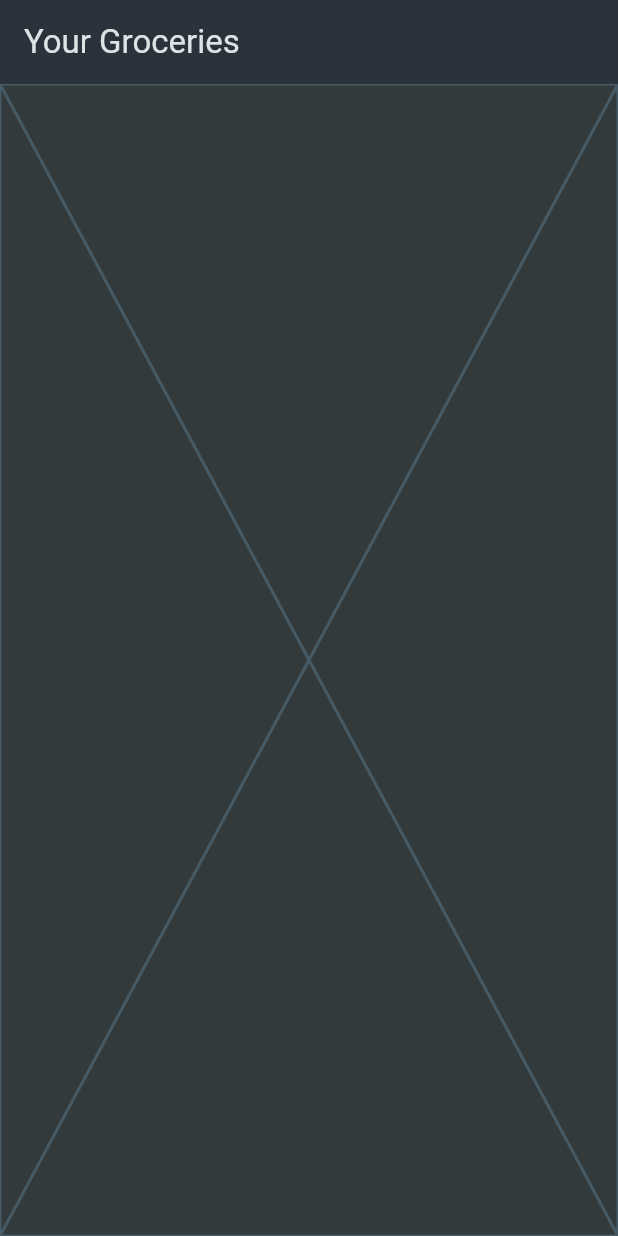
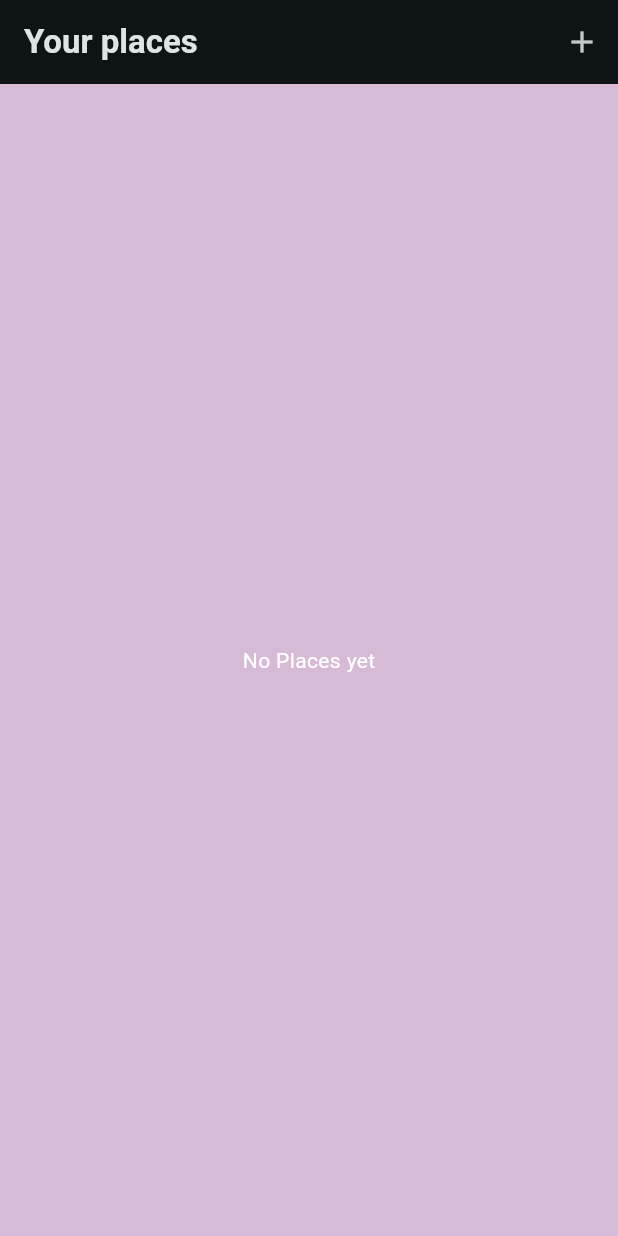
Before and after one commit to ducntapp/flutter-tutorial, a Flutter app: the screen it shows after launch, on a phone screen of 412 x 824 dp. Run offline on Flutter 3.47's test engine with Material 3 defaults, Android fonts, the phone set to English and light mode, and no system bars; our stand-ins replace google_fonts.

Commit message:
init app

```diff
--- a/lib/app.dart
+++ b/lib/app.dart
@@ -8,8 +8,8 @@ class MainApp extends StatelessWidget {
   @override
   Widget build(BuildContext context) {
     return MaterialApp(
-      title: 'Flutter',
-      theme: dartTheme,
+      title: 'Flutter Native',
+      theme: nativeTheme,
       home: const HomeScreen(),
     );
   }
--- a/lib/assets/theme/index.dart
+++ b/lib/assets/theme/index.dart
@@ -11,9 +11,9 @@ final dartTheme = ThemeData.dark().copyWith(
 );
 
 final nativeColorScheme = ColorScheme.fromSeed(
-  seedColor: Color.fromARGB(255, 54, 54, 54),
+  seedColor: const Color.fromARGB(255, 54, 54, 54),
   brightness: Brightness.dark,
-  background: Color.fromARGB(255, 59, 58, 59),
+  background: const Color.fromARGB(255, 214, 186, 214),
 );
 
 final nativeTheme = ThemeData().copyWith(
--- /dev/null
+++ b/lib/models/place.dart
@@ -0,0 +1,4 @@
+class Place {
+  Place({required this.title});
+  final String title;
+}
--- a/lib/screens/home.dart
+++ b/lib/screens/home.dart
@@ -1,4 +1,8 @@
+import 'package:f_tutorial/models/place.dart';
+import 'package:f_tutorial/screens/add_place.dart';
+import 'package:f_tutorial/widgets/place_item.dart';
 import 'package:flutter/material.dart';
+
 
 class HomeScreen extends StatefulWidget {
   const HomeScreen({super.key});
@@ -8,14 +12,39 @@ class HomeScreen extends StatefulWidget {
 }
 
 class _HomeScreenState extends State<HomeScreen> {
+  List<Place> _placeList = [];
 
   @override
   Widget build(BuildContext context) {
+    Widget content = ListView.builder(
+      itemCount: _placeList.length,
+      itemBuilder: (ctx, index) => PlaceItemWidget(
+        item: _placeList[index],
+      ),
+    );
+
+    if (_placeList.isEmpty) {
+      content = const Center(
+        child: Text(
+          'No Places yet',
+          style: TextStyle(color: Colors.white),
+        ),
+      );
+    }
+
     return Scaffold(
       appBar: AppBar(
-        title: const Text('Your Groceries'),
+        title: const Text('Your places'),
+        actions: [
+          IconButton(
+              onPressed: () {
+                Navigator.of(context).push(
+                    MaterialPageRoute(builder: (cxt) => const AddPlace()));
+              },
+              icon: const Icon(Icons.add))
+        ],
       ),
-      body: const Placeholder(),
+      body: content,
     );
   }
 }
```
Also changed, not shown: lib/screens/add_place.dart (added, +23 -0 lines), lib/widgets/grocery_item.dart (deleted, +0 -19 lines), lib/widgets/place_item.dart (added, +19 -0 lines), lib/models/grocery.dart (added).
